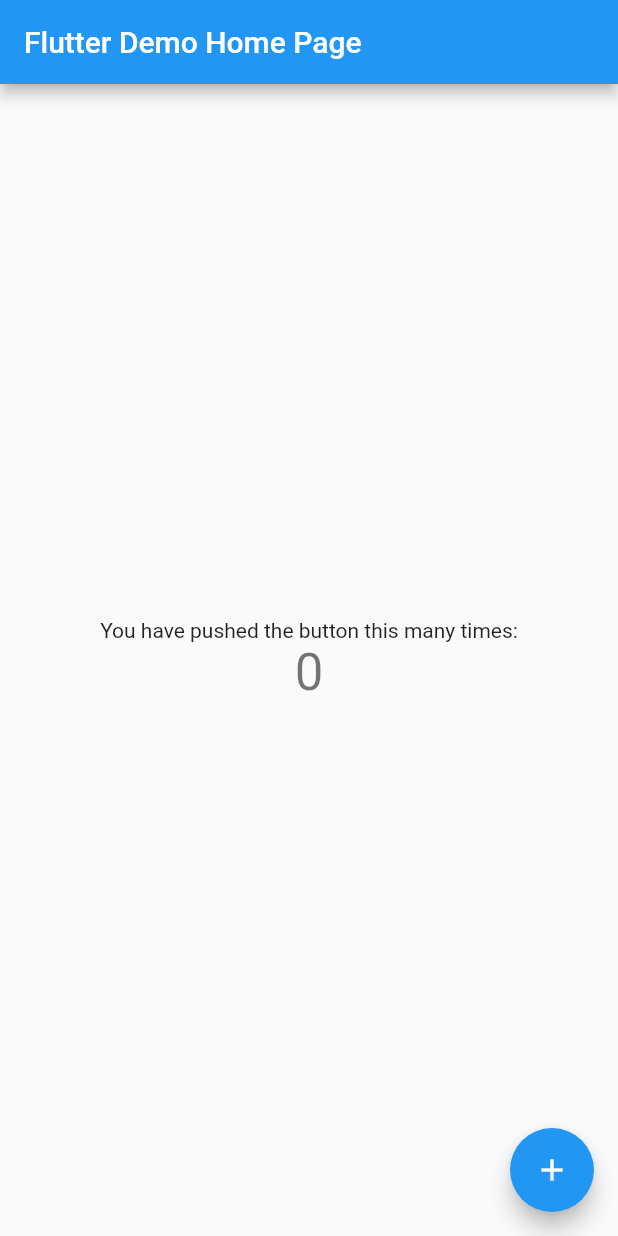
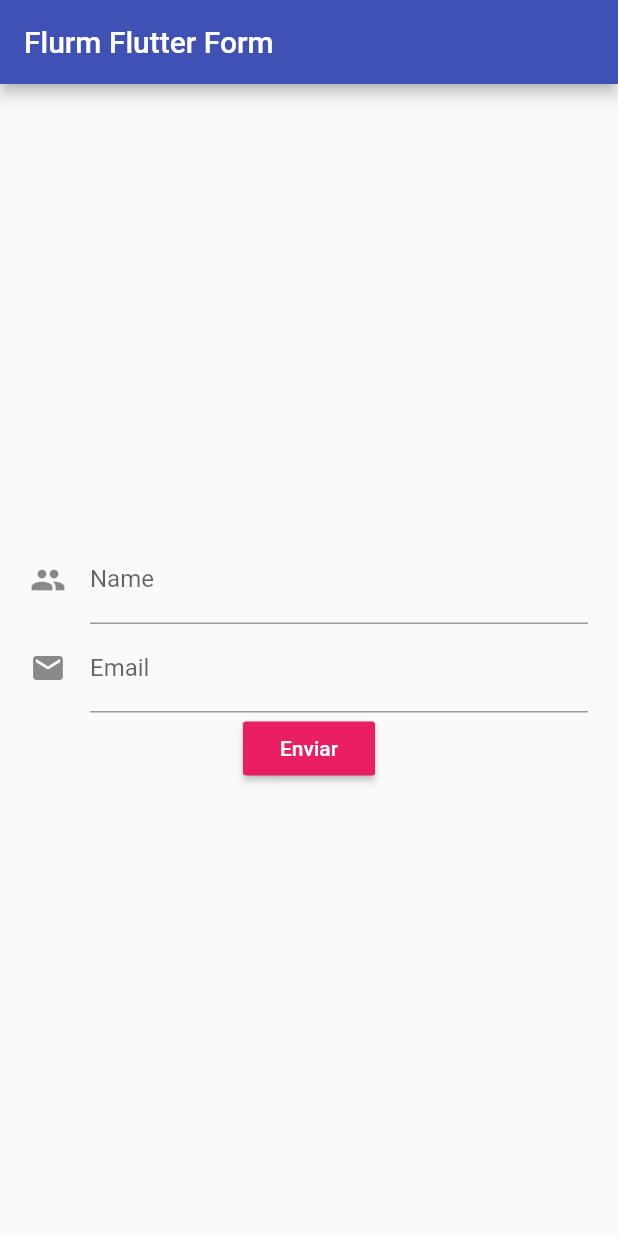
Before and after one commit to raloliver/flurm, a Flutter app: the screen it shows after launch, on a phone screen of 412 x 824 dp. Run offline on Flutter 3.47's test engine with Material 2 defaults, Android fonts, the phone set to English and light mode, and no system bars.

Commit message:
Add form with validade and custom style

```diff
--- a/lib/main.dart
+++ b/lib/main.dart
@@ -3,39 +3,21 @@ import 'package:flutter/material.dart';
 void main() => runApp(MyApp());
 
 class MyApp extends StatelessWidget {
-  // This widget is the root of your application.
   @override
   Widget build(BuildContext context) {
     return MaterialApp(
-      title: 'Flutter Demo',
+      title: 'Flurm Flutter Form',
       theme: ThemeData(
-        // This is the theme of your application.
-        //
-        // Try running your application with "flutter run". You'll see the
-        // application has a blue toolbar. Then, without quitting the app, try
-        // changing the primarySwatch below to Colors.green and then invoke
-        // "hot reload" (press "r" in the console where you ran "flutter run",
-        // or simply save your changes to "hot reload" in a Flutter IDE).
-        // Notice that the counter didn't reset back to zero; the application
-        // is not restarted.
-        primarySwatch: Colors.blue,
+        primarySwatch: Colors.indigo,
       ),
-      home: MyHomePage(title: 'Flutter Demo Home Page'),
+      home: MyHomePage(title: 'Flurm Flutter Form'),
+      debugShowCheckedModeBanner: false,
     );
   }
 }
 
 class MyHomePage extends StatefulWidget {
   MyHomePage({Key key, this.title}) : super(key: key);
-
-  // This widget is the home page of your application. It is stateful, meaning
-  // that it has a State object (defined below) that contains fields that affect
-  // how it looks.
-
-  // This class is the configuration for the state. It holds the values (in this
-  // case the title) provided by the parent (in this case the App widget) and
-  // used by the build method of the State. Fields in a Widget subclass are
-  // always marked "final".
 
   final String title;
 
@@ -44,68 +26,60 @@ class MyHomePage extends StatefulWidget {
 }
 
 class _MyHomePageState extends State<MyHomePage> {
-  int _counter = 0;
-
-  void _incrementCounter() {
-    setState(() {
-      // This call to setState tells the Flutter framework that something has
-      // changed in this State, which causes it to rerun the build method below
-      // so that the display can reflect the updated values. If we changed
-      // _counter without calling setState(), then the build method would not be
-      // called again, and so nothing would appear to happen.
-      _counter++;
-    });
-  }
+  final _formKey = GlobalKey<FormState>();
+  var _formData = {};
 
   @override
   Widget build(BuildContext context) {
-    // This method is rerun every time setState is called, for instance as done
-    // by the _incrementCounter method above.
-    //
-    // The Flutter framework has been optimized to make rerunning build methods
-    // fast, so that you can just rebuild anything that needs updating rather
-    // than having to individually change instances of widgets.
     return Scaffold(
       appBar: AppBar(
-        // Here we take the value from the MyHomePage object that was created by
-        // the App.build method, and use it to set our appbar title.
         title: Text(widget.title),
       ),
-      body: Center(
-        // Center is a layout widget. It takes a single child and positions it
-        // in the middle of the parent.
+      body: Container(
+        padding: EdgeInsets.all(20),
+        child: Form(
+          key: _formKey,
           child: Column(
-          // Column is also layout widget. It takes a list of children and
-          // arranges them vertically. By default, it sizes itself to fit its
-          // children horizontally, and tries to be as tall as its parent.
-          //
-          // Invoke "debug painting" (press "p" in the console, choose the
-          // "Toggle Debug Paint" action from the Flutter Inspector in Android
-          // Studio, or the "Toggle Debug Paint" command in Visual Studio Code)
-          // to see the wireframe for each widget.
-          //
-          // Column has various properties to control how it sizes itself and
-          // how it positions its children. Here we use mainAxisAlignment to
-          // center the children vertically; the main axis here is the vertical
-          // axis because Columns are vertical (the cross axis would be
-          // horizontal).
             mainAxisAlignment: MainAxisAlignment.center,
             children: <Widget>[
-            Text(
-              'You have pushed the button this many times:',
+              TextFormField(
+                decoration: InputDecoration(
+                  labelText: 'Name',
+                  icon: Icon(Icons.people),
                 ),
-            Text(
-              '$_counter',
-              style: Theme.of(context).textTheme.display1,
+                onSaved: (value) {
+                  _formData['name'] = value;
+                },
+                validator: (value) {
+                  if (value.isEmpty) {
+                    return 'Please, fill your name!';
+                  }
+                },
               ),
+              TextFormField(
+                keyboardType: TextInputType.emailAddress,
+                decoration: InputDecoration(
+                  labelText: 'Email',
+                  icon: Icon(Icons.email),
+                ),
+                onSaved: (value) {
+                  _formData['email'] = value;
+                },
+              ),
+              RaisedButton(
+                child: Text('Enviar', style: TextStyle(color: Colors.white)),
+                color: Colors.pink,
+                onPressed: () {
+                  if (_formKey.currentState.validate()) {
+                    _formKey.currentState.save();
+                    print(_formData);
+                  }
+                },
+              )
             ],
           ),
         ),
-      floatingActionButton: FloatingActionButton(
-        onPressed: _incrementCounter,
-        tooltip: 'Increment',
-        child: Icon(Icons.add),
-      ), // This trailing comma makes auto-formatting nicer for build methods.
+      ),
     );
   }
 }
```
Lines whose indentation alone changed are shown as unchanged.
